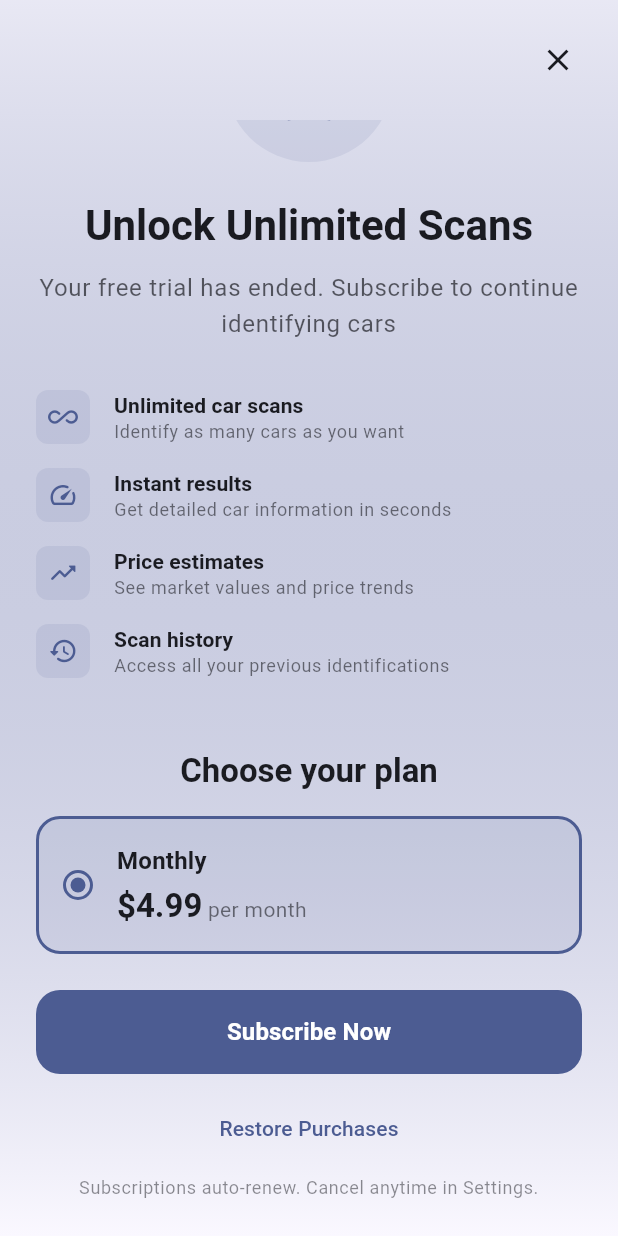
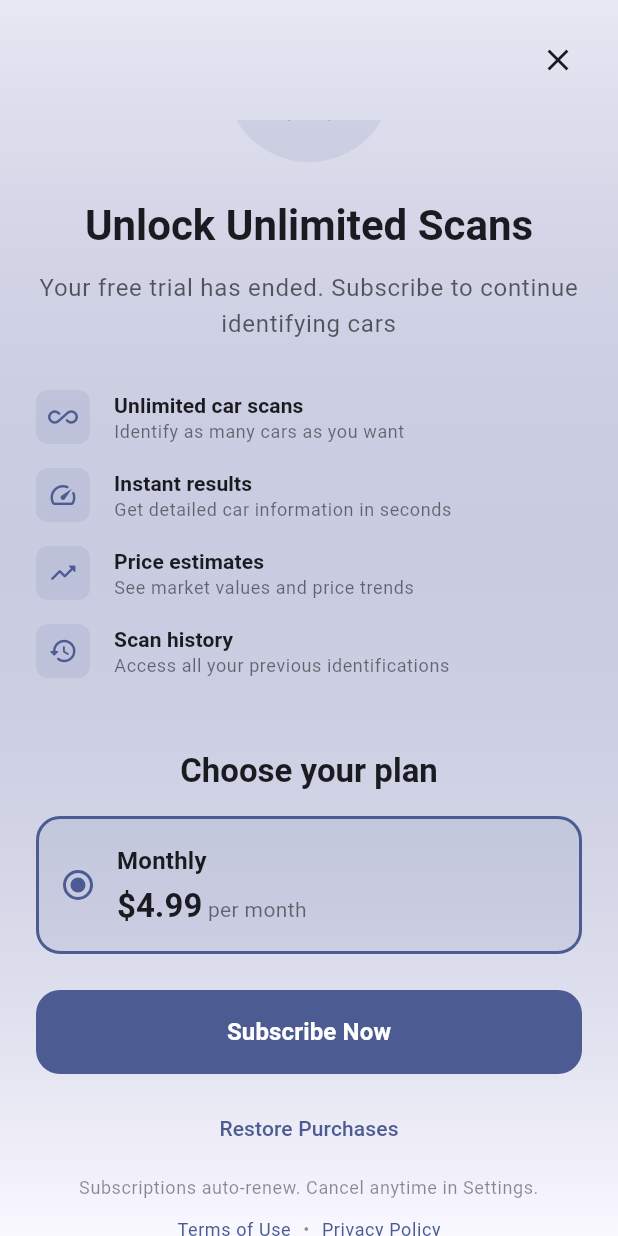
Before and after one commit to CyberTud/caridentifier, a Flutter app: the PaywallScreen screen opened directly, scrolled down 84 dp, on a phone screen of 412 x 824 dp. Run offline on Flutter 3.47's test engine with Material 3 defaults, Android fonts, the light colour scheme and no system bars; our stand-ins replace camera, dio, flutter_riverpod, freezed_annotation, go_router, hive and 4 more; accounts and stored records are empty.

Commit message:
Add Terms of Use and Privacy Policy links for App Store compliance
- Added Terms of Use document
- Added clickable Terms of Use and Privacy Policy links to paywall screen
- Added url_launcher functionality for opening legal links
- Created metadata update guide for App Store Connect
- Fixes App Store Review rejection (Guideline 3.1.2)

```diff
--- a/lib/presentation/widgets/paywall_screen.dart
+++ b/lib/presentation/widgets/paywall_screen.dart
@@ -1,5 +1,6 @@
 import 'package:flutter/material.dart';
 import 'package:in_app_purchase/in_app_purchase.dart';
+import 'package:url_launcher/url_launcher.dart';
 import '../../infrastructure/services/subscription_service.dart';
 
 class PaywallScreen extends StatefulWidget {
@@ -209,6 +210,42 @@ class _PaywallScreenState extends State<PaywallScreen> {
                             color: colorScheme.onSurface.withOpacity(0.5),
                           ),
                           textAlign: TextAlign.center,
+                        ),
+                        const SizedBox(height: 12),
+                        // Legal links
+                        Row(
+                          mainAxisAlignment: MainAxisAlignment.center,
+                          children: [
+                            GestureDetector(
+                              onTap: () => _openUrl('https://carpeek.app/terms'),
+                              child: Text(
+                                'Terms of Use',
+                                style: theme.textTheme.bodySmall?.copyWith(
+                                  color: colorScheme.primary,
+                                  decoration: TextDecoration.underline,
+                                ),
+                              ),
+                            ),
+                            Padding(
+                              padding: const EdgeInsets.symmetric(horizontal: 8),
+                              child: Text(
+                                '•',
+                                style: theme.textTheme.bodySmall?.copyWith(
+                                  color: colorScheme.onSurface.withOpacity(0.5),
+                                ),
+                              ),
+                            ),
+                            GestureDetector(
+                              onTap: () => _openUrl('https://carpeek.app/privacy'),
+                              child: Text(
+                                'Privacy Policy',
+                                style: theme.textTheme.bodySmall?.copyWith(
+                                  color: colorScheme.primary,
+                                  decoration: TextDecoration.underline,
+                                ),
+                              ),
+                            ),
+                          ],
                         ),
                         const SizedBox(height: 24),
                       ],
@@ -463,4 +500,11 @@ class _PaywallScreenState extends State<PaywallScreen> {
       }
     }
   }
+
+  Future<void> _openUrl(String url) async {
+    final uri = Uri.parse(url);
+    if (await canLaunchUrl(uri)) {
+      await launchUrl(uri, mode: LaunchMode.externalApplication);
+    }
+  }
 }
```
Also changed, not shown: 6 other files.
